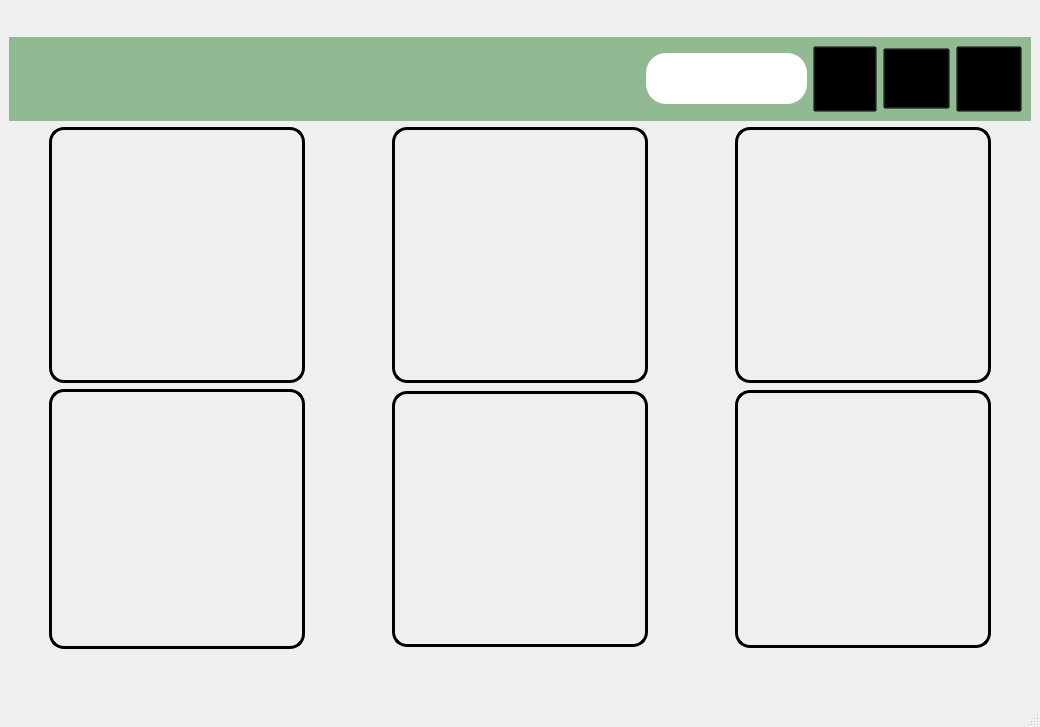
Before: the Qt Designer form mainwindow.ui in Barsh4ec/Authorization, drawn with Qt 5.
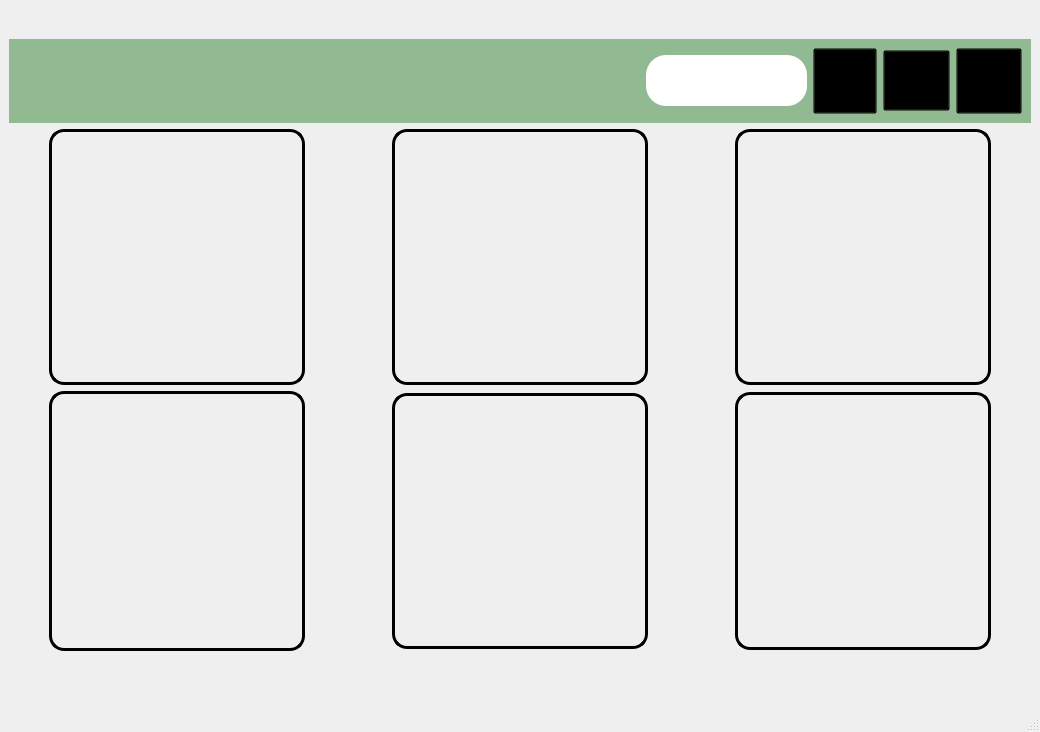
After: the same form once the commit is applied. Icons and pictures are not drawn.

The edit to the form file:
```diff
--- a/mainwindow.ui
+++ b/mainwindow.ui
@@ -7,7 +7,7 @@
     <x>0</x>
     <y>0</y>
     <width>1040</width>
-    <height>727</height>
+    <height>732</height>
    </rect>
   </property>
   <property name="font">
```
